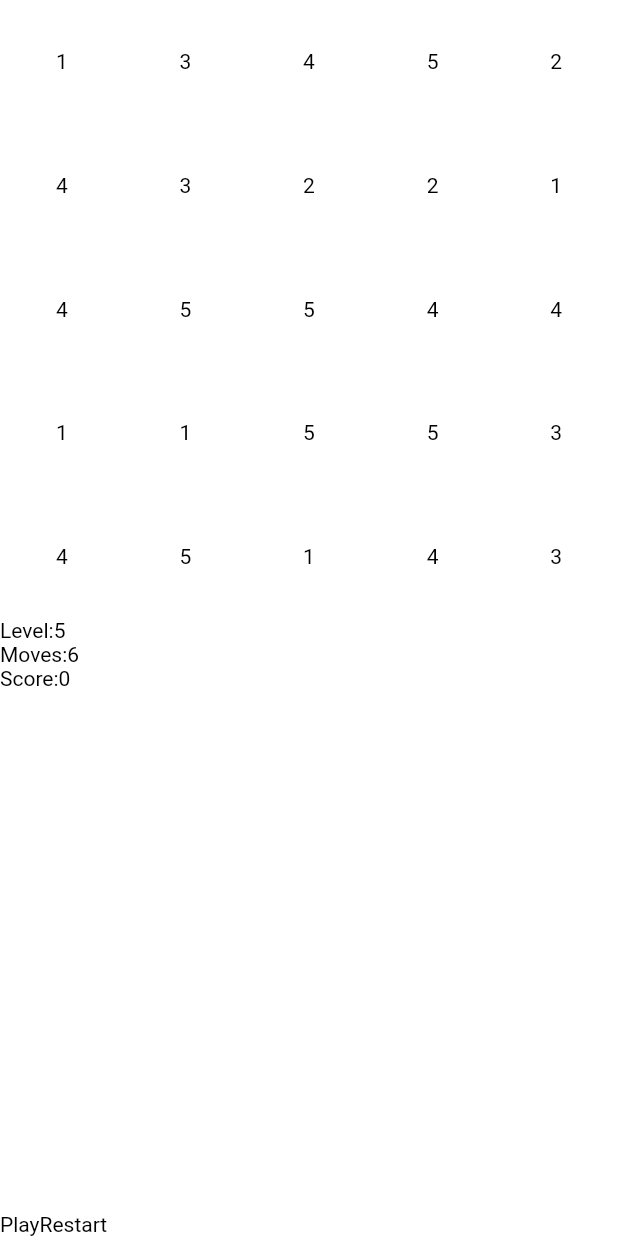
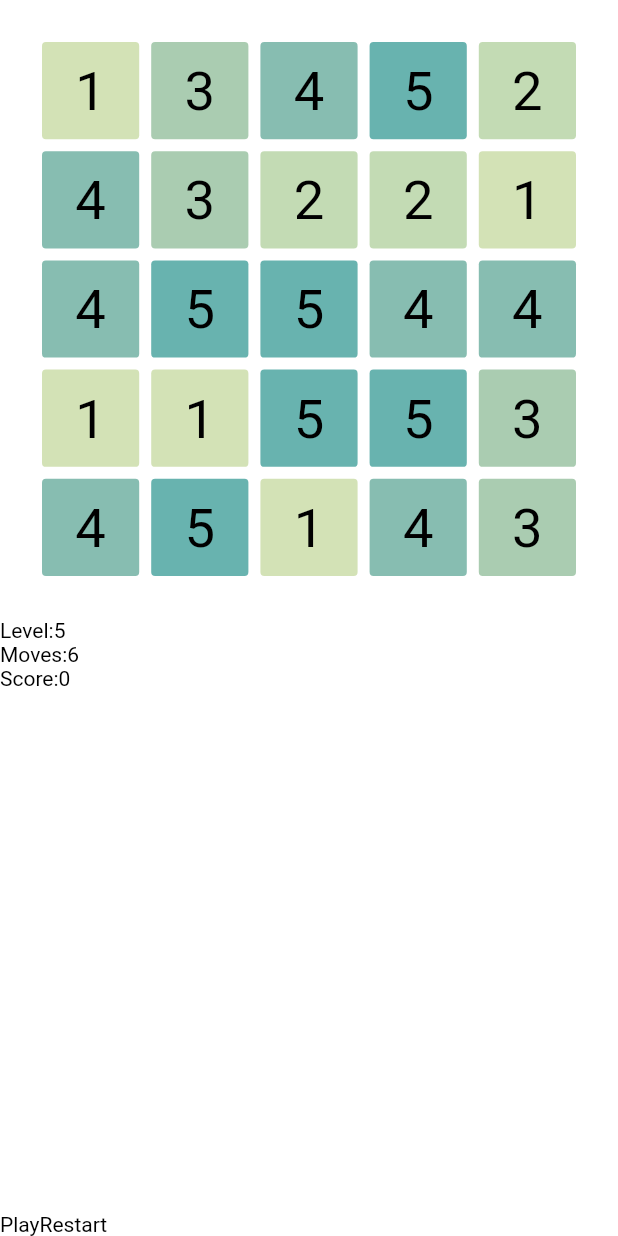
Before and after one commit to dstelljes/sequences, a Flutter app: the screen it shows after launch, on a phone screen of 412 x 824 dp. Run offline on Flutter 3.47's test engine with Material 2 defaults, Android fonts, the phone set to English and light mode, and no system bars.

Commit message:
Style grid.

```diff
--- a/lib/layout.dart
+++ b/lib/layout.dart
@@ -1,7 +1,24 @@
 import 'package:flutter/widgets.dart';
 import 'game.dart';
 
-typedef void CellAction(int x, int y);
+const edgePadding = 24.0;
+
+Color highlight(int number) {
+  switch (number % 5) {
+    case 1:
+      return Color(0xFFD3E2B6);
+    case 2:
+      return Color(0xFFC3DBB4);
+    case 3:
+      return Color(0xFFAACCB1);
+    case 4:
+      return Color(0xFF87BDB1);
+    default:
+      return Color(0xFF68B3AF);
+  }
+}
+
+typedef void CellCallback(int x, int y);
 
 class Cell extends StatelessWidget {
 
@@ -11,13 +28,28 @@ class Cell extends StatelessWidget {
 
   @override
   Widget build(BuildContext context) {
-    return Container(
+    return Padding(
+      child: FittedBox(
+        child: SizedBox(
+          child: Container(
             child: Center(
               child: Text(
-          "${cell.number}"
+                "${cell.number}",
+                style: new TextStyle(
+                  color: cell.selected ? Color(0xFFFFFFFF) : Color(0xFF000000),
                 ),
               ),
-      color: cell.selected ? const Color(0xFFAAAAAA) : const Color(0xFFFFFFFF),
+            ),
+            decoration: new BoxDecoration(
+              borderRadius: new BorderRadius.all(Radius.circular(1.0)),
+              color: cell.selected ? Color(0xFF444444) : highlight(cell.number)
+            ),
+          ),
+          height: 25.0,
+          width: 25.0,
+        ),
+      ),
+      padding: EdgeInsets.all(edgePadding / 6),
     );
   }
 
@@ -27,15 +59,16 @@ class CellGrid extends StatelessWidget {
 
   final List<GameCell> cells;
   final int height;
-  final CellAction onTap;
+  final CellCallback onToggle;
   final int width;
 
-  CellGrid({ this.cells, this.height, this.onTap, this.width });
+  CellGrid({ this.cells, this.height, this.onToggle, this.width });
 
   @override
   Widget build(BuildContext context) {
     return AspectRatio(
       aspectRatio: 1.0,
+      child: Padding(
         child: Container(
           child: Column(
             children: List.generate(height, (y) =>
@@ -48,7 +81,7 @@ class CellGrid extends StatelessWidget {
                           cell: cells[y * width + x],
                         ),
                         onTap: () {
-                        onTap(x, y);
+                          onToggle(x, y);
                         },
                       ),
                     )
@@ -57,6 +90,8 @@ class CellGrid extends StatelessWidget {
               ),
             ),
           )
+        ),
+        padding: EdgeInsets.all(edgePadding),
       ),
     );
   }
@@ -144,7 +179,7 @@ class _GameWidgetState extends State<GameWidget> {
             new CellGrid(
               cells: _game.cells,
               height: _game.height,
-              onTap: (x, y) => setState(() {
+              onToggle: (x, y) => setState(() {
                 _game.toggle(x, y);
               }),
               width: _game.width
```
Lines whose indentation alone changed are shown as unchanged.
